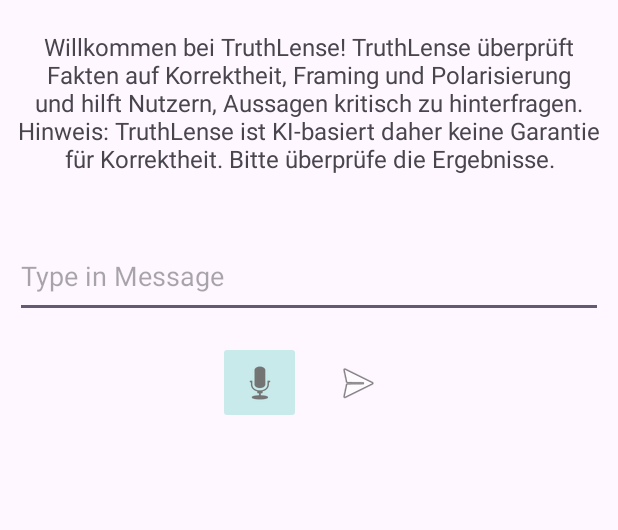
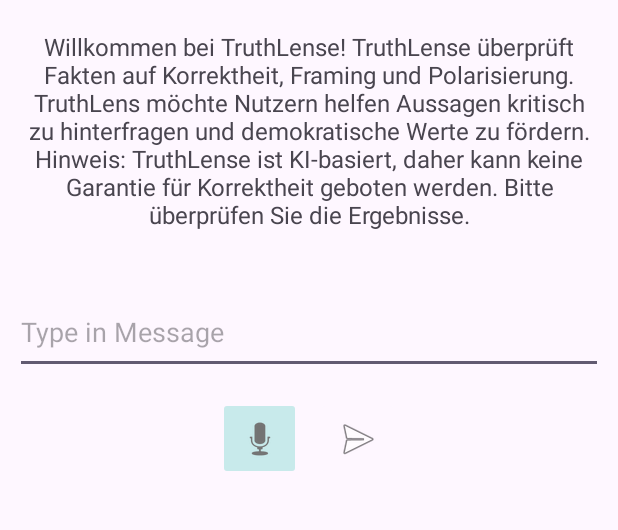
Before and after one commit to ChaosLL1337/SEP-PM-Projekt, an Android app: the screen it shows after launch (MainActivity), on a phone screen of 412 x 824 dp, the part 308-838 px from its top. Run offline under Robolectric (Android 15) with nearby library versions, the phone set to English and light mode, and no system bars.

Commit message:
Angepasster Disclaimer

```diff
--- a/app/src/main/res/values/strings.xml
+++ b/app/src/main/res/values/strings.xml
@@ -1,6 +1,6 @@
 <resources>
     <string name="app_name">Tut2</string>
-    <string name="descript">Willkommen bei TruthLense! TruthLense überprüft Fakten auf Korrektheit, Framing und Polarisierung und hilft Nutzern, Aussagen kritisch zu hinterfragen. Hinweis: TruthLense ist KI-basiert daher keine Garantie für Korrektheit. Bitte überprüfe die Ergebnisse.</string>
+    <string name="descript">Willkommen bei TruthLense! TruthLense überprüft Fakten auf Korrektheit, Framing und Polarisierung. TruthLens möchte Nutzern helfen Aussagen kritisch zu hinterfragen und demokratische Werte zu fördern. Hinweis: TruthLense ist KI-basiert, daher kann keine Garantie für Korrektheit geboten werden. Bitte überprüfen Sie die Ergebnisse.</string>
     <string name="disclaimer">Hinweis: Fehler möglich, Antworten bitte immer überprüfen.</string>
     <string name="disclaim">Hinweis: TruthFinder macht Fehler, bitte Antworten überprüfen.</string>
 </resources>
```
